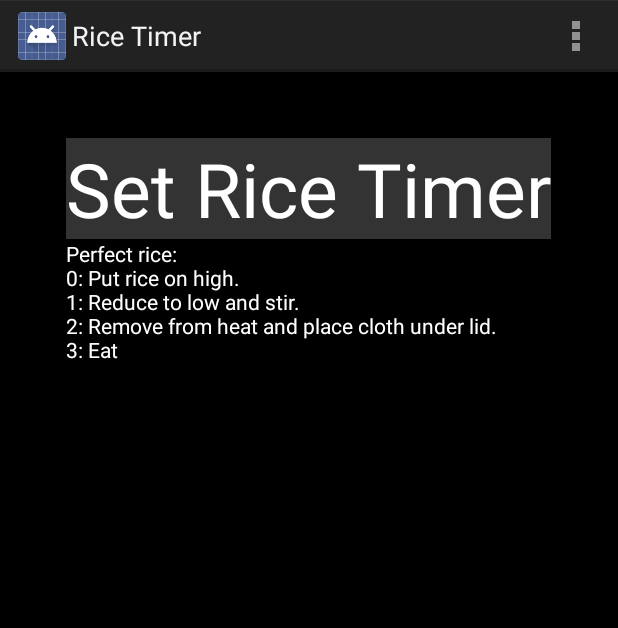
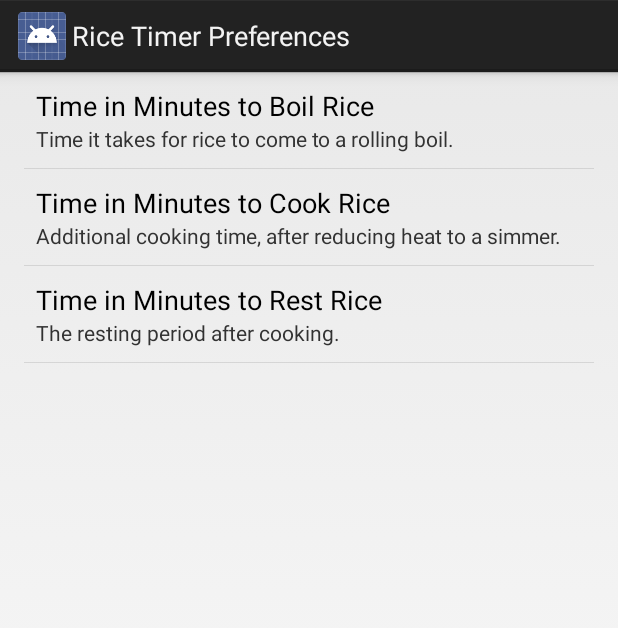
Before and after one commit to jlokimlin/rice_timer_app, an Android app: the screen it shows after launch (AddRiceTimer before the commit, RiceTimerPreferencesActivity after it), in the options menu, after a tap on "Settings", on a phone screen of 412 x 824 dp. Shown: the top 628 px of the screen. Run offline under Robolectric (Android 15) with nearby library versions, the phone set to English and light mode, and no system bars.

Commit message:
Added preferences

```diff
--- a/app/src/main/AndroidManifest.xml
+++ b/app/src/main/AndroidManifest.xml
@@ -19,6 +19,10 @@
                 <category android:name="android.intent.category.LAUNCHER" />
             </intent-filter>
         </activity>
+        <activity
+            android:name="com.jlokimlin.rice_timer.rice_timer.preferences.RiceTimerPreferencesActivity"
+            android:label="Rice Timer Preferences">
+        </activity>
 
     </application>
 
--- a/app/src/main/java/com/jlokimlin/rice_timer/rice_timer/AddRiceTimer.java
+++ b/app/src/main/java/com/jlokimlin/rice_timer/rice_timer/AddRiceTimer.java
@@ -1,21 +1,19 @@
 package com.jlokimlin.rice_timer.rice_timer;
 
 import android.app.Activity;
-import android.content.Context;
 import android.content.Intent;
 import android.content.SharedPreferences;
 import android.os.Bundle;
+import android.preference.PreferenceManager;
 import android.provider.AlarmClock;
 import android.util.Log;
 import android.view.Menu;
 import android.view.MenuItem;
 import android.view.View;
-import android.widget.TextView;
 
 import com.jlokimlin.rice_timer.R;
+import com.jlokimlin.rice_timer.rice_timer.preferences.RiceTimerPreferencesActivity;
 
-import java.util.HashMap;
-import java.util.Map;
 import java.util.concurrent.ExecutorService;
 import java.util.concurrent.Executors;
 
@@ -29,13 +27,7 @@ public class AddRiceTimer extends Activity {
     private static final float BRING_RICE_TO_BOIL_MINUTES = 3.5f;
     private static final int SLEEP_TIME_MILLIS = 1000;
     private static final int SECONDS_IN_MINUTE = 60;
-    private static final int DEFAULT_METRONOME_INTERVAL_MINUTES = 2;
-    private static final int DEFAULT_METRONOME_COUNT = 6;
     private ExecutorService singleThreadPool;
-    private Map<Integer, String> timers = new HashMap<>();
-    private TextView intervalTextView;
-    private TextView numberOfTimesTextView;
-    private static final int THREE_MINUTES = 3;
     private SharedPreferences sharedPref;
 
     @Override
@@ -43,7 +35,7 @@ public class AddRiceTimer extends Activity {
         super.onCreate(savedInstanceState);
         setContentView(R.layout.activity_add_rice_timer);
         singleThreadPool = Executors.newFixedThreadPool(1);
-        sharedPref = getPreferences(Context.MODE_PRIVATE);
+        sharedPref = PreferenceManager.getDefaultSharedPreferences(getBaseContext());
     }
 
     @Override
@@ -59,13 +51,13 @@ public class AddRiceTimer extends Activity {
         try {
             Log.v("Rice timer", "Started rice timer");
             // Set bring to boil rice timer
-            setTimer("Boil rice", BRING_RICE_TO_BOIL_MINUTES);
+            setTimer(getString(R.string.boil_rice_timer_name), BRING_RICE_TO_BOIL_MINUTES);
             Thread.sleep(SLEEP_TIME_MILLIS);
             // Set cook rice timer
-            setTimer("Cook rice", DEFAULT_COOK_RICE_MINUTES);
+            setTimer(getString(R.string.cook_rice_timer_name), DEFAULT_COOK_RICE_MINUTES);
             Thread.sleep(SLEEP_TIME_MILLIS);
             // Set rest rice timer
-            setTimer("Rest rice", riceRestMinutes);
+            setTimer(getString(R.string.rest_rice_timer_name), riceRestMinutes);
             Thread.sleep(SLEEP_TIME_MILLIS);
         } catch (Exception e) {
             e.printStackTrace();
@@ -90,6 +82,8 @@ public class AddRiceTimer extends Activity {
         // as you specify a parent activity in AndroidManifest.xml.
         int id = item.getItemId();
         if (id == R.id.action_settings) {
+            Intent i = new Intent(this, RiceTimerPreferencesActivity.class);
+            startActivity(i);
             return true;
         } else {
             return super.onOptionsItemSelected(item);
--- /dev/null
+++ b/app/src/main/java/com/jlokimlin/rice_timer/rice_timer/preferences/RiceTimerPreferencesActivity.java
@@ -0,0 +1,30 @@
+package com.jlokimlin.rice_timer.rice_timer.preferences;
+
+import android.os.Bundle;
+import android.preference.PreferenceActivity;
+import android.preference.PreferenceFragment;
+
+import com.jlokimlin.rice_timer.R;
+
+/**
+ * Created by jlokimlin on 5/29/17.
+ */
+
+public class RiceTimerPreferencesActivity extends PreferenceActivity {
+    @Override
+    protected void onCreate(Bundle savedInstanceState) {
+        super.onCreate(savedInstanceState);
+        getFragmentManager().beginTransaction().replace(android.R.id.content, new RiceTimerPreferencesFragment()).commit();
+    }
+
+    public static class RiceTimerPreferencesFragment extends PreferenceFragment
+    {
+        @Override
+        public void onCreate(final Bundle savedInstanceState)
+        {
+            super.onCreate(savedInstanceState);
+            addPreferencesFromResource(R.xml.preferences);
+        }
+    }
+
+}
--- a/app/src/main/res/layout/activity_add_rice_timer.xml
+++ b/app/src/main/res/layout/activity_add_rice_timer.xml
@@ -20,7 +20,7 @@
     <Button
         android:layout_width="wrap_content"
         android:layout_height="wrap_content"
-        android:text="@string/timer_button"
+        android:text="@string/rice_timer_button"
         android:onClick="startRice"
         android:id="@+id/button"
         android:background="#ff333333"
--- a/app/src/main/res/values/strings.xml
+++ b/app/src/main/res/values/strings.xml
@@ -2,14 +2,19 @@
 <resources>
 
     <string name="app_name">Rice Timer</string>
-    <string name="timer_button">Set Rice Timer</string>
-    <string name="metronome_button">Set Metronome Timer</string>
+    <string name="rice_timer_button">Set Rice Timer</string>
     <string name="action_settings">Settings</string>
-    <string name="title_activity_hello_world">HelloWorldActivity</string>
-    <string name="rest_key">rest</string>
-    <string name="boil_key">boil</string>
-    <string name="cook_key">cook</string>
-    <string name="metronome_interval">metronome_key</string>
-    <string name="metronome_count">metronome_count_key</string>
+    <string name="boil_key">boil_minutes</string>
+    <string name="cook_key">cook_minutes</string>
+    <string name="rest_key">rest_minutes</string>
+    <string name="boil_rice_timer_name">Boil Rice</string>
+    <string name="cook_rice_timer_name">Cook Rice</string>
+    <string name="rest_rice_timer_name">Rest Rice</string>
+    <string name="boil_rice_settings_name">Time in Minutes to Boil Rice</string>
+    <string name="cook_rice_settings_name">Time in Minutes to Cook Rice</string>
+    <string name="rest_rice_settings_name">Time in Minutes to Rest Rice</string>
+    <string name="boil_summary">Time it takes for rice to come to a rolling boil.</string>
+    <string name="cook_summary">Additional cooking time, after reducing heat to a simmer.</string>
+    <string name="rest_summary">The resting period after cooking.</string>
 
 </resources>
--- /dev/null
+++ b/app/src/main/res/xml/preferences.xml
@@ -0,0 +1,21 @@
+<?xml version="1.0" encoding="utf-8"?>
+<PreferenceScreen xmlns:android="http://schemas.android.com/apk/res/android">
+<EditTextPreference
+    android:key="@string/boil_key"
+    android:title="@string/boil_rice_settings_name"
+    android:summary="@string/boil_summary"
+    android:inputType="numberDecimal"
+    android:defaultValue="3.5" />
+    <EditTextPreference
+        android:key="@string/cook_key"
+        android:title="@string/cook_rice_settings_name"
+        android:summary="@string/cook_summary"
+        android:inputType="numberDecimal"
+        android:defaultValue="11.5" />
+    <EditTextPreference
+        android:key="@string/rest_key"
+        android:title="@string/rest_rice_settings_name"
+        android:summary="@string/rest_summary"
+        android:inputType="numberDecimal"
+        android:defaultValue="10" />
+</PreferenceScreen>
--- a/build.gradle
+++ b/build.gradle
@@ -5,7 +5,7 @@ buildscript {
         jcenter()
     }
     dependencies {
-        classpath 'com.android.tools.build:gradle:2.3.1'
+        classpath 'com.android.tools.build:gradle:2.3.2'
 
         // NOTE: Do not place your application dependencies here; they belong
         // in the individual module build.gradle files
```
